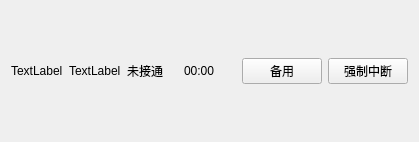
The window that intercom/callingclientsuiitem.ui (5VegetableDog5/MyServerDemo) describes before a commit, drawn with Qt 5.
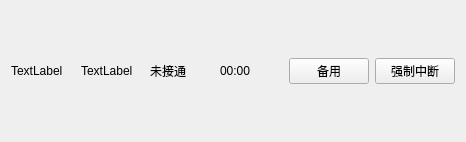
The same window after the commit.

```diff
--- a/intercom/callingclientsuiitem.ui
+++ b/intercom/callingclientsuiitem.ui
@@ -6,7 +6,7 @@
    <rect>
     <x>0</x>
     <y>0</y>
-    <width>419</width>
+    <width>466</width>
     <height>142</height>
    </rect>
   </property>
```
